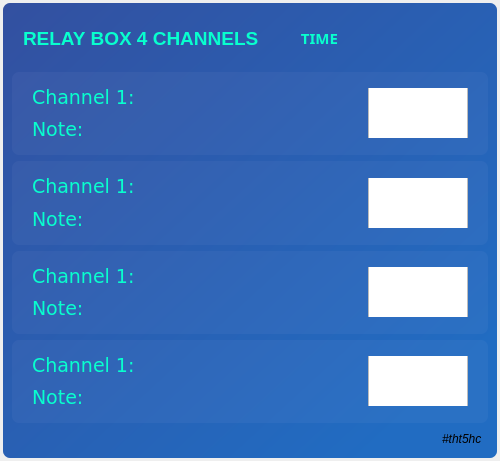
Qt form App/ui_main.ui (thaianhtaivn/RelayBox4CN) before a commit.
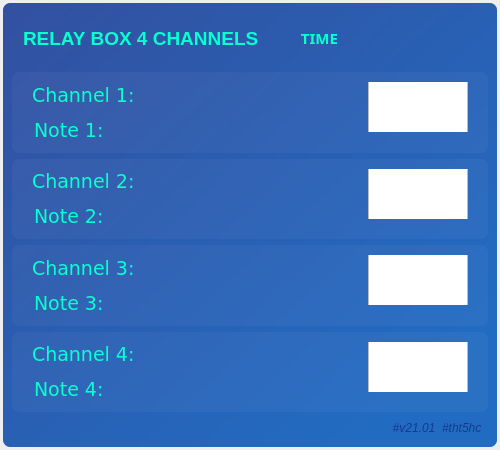
The same form after that commit. Icons and pictures are not drawn.

Patch:
```diff
--- a/App/ui_main.ui
+++ b/App/ui_main.ui
@@ -10,7 +10,7 @@
     <x>0</x>
     <y>0</y>
     <width>500</width>
-    <height>461</height>
+    <height>450</height>
    </rect>
   </property>
   <property name="maximumSize">
@@ -403,9 +403,15 @@
              <property name="leftMargin">
               <number>20</number>
              </property>
+             <property name="topMargin">
+              <number>0</number>
+             </property>
              <property name="rightMargin">
               <number>20</number>
              </property>
+             <property name="bottomMargin">
+              <number>10</number>
+             </property>
              <item>
               <widget class="QFrame" name="frame_3">
                <property name="styleSheet">
@@ -463,43 +469,30 @@
                  </widget>
                 </item>
                 <item>
-                 <widget class="QLabel" name="note1">
-                  <property name="minimumSize">
-                   <size>
-                    <width>0</width>
-                    <height>0</height>
-                   </size>
-                  </property>
+                 <widget class="QLineEdit" name="note1">
                   <property name="font">
                    <font>
                     <family>Verdana</family>
                     <pointsize>14</pointsize>
-                    <bold>false</bold>
                    </font>
                   </property>
+                  <property name="autoFillBackground">
+                   <bool>false</bool>
+                  </property>
                   <property name="styleSheet">
-                   <string notr="true">QLabel{
+                   <string notr="true">QLineEdit{
 color: rgb(8, 255, 206);
-background-color: none;
+background-color: rgba(255, 255, 255, 0);
 }
 QLabel:hover{
 color: rgba(8, 255, 206,150);
-}
-
-
-</string>
+}</string>
+                  </property>
+                  <property name="inputMask">
+                   <string/>
                   </property>
                   <property name="text">
-                   <string>Note:</string>
-                  </property>
-                  <property name="scaledContents">
-                   <bool>false</bool>
-                  </property>
-                  <property name="alignment">
-                   <set>Qt::AlignLeading|Qt::AlignLeft|Qt::AlignVCenter</set>
-                  </property>
-                  <property name="textInteractionFlags">
-                   <set>Qt::LinksAccessibleByMouse|Qt::TextEditable|Qt::TextSelectableByMouse</set>
+                   <string>Note 1:</string>
                   </property>
                  </widget>
                 </item>
@@ -559,9 +552,15 @@
              <property name="leftMargin">
               <number>20</number>
              </property>
+             <property name="topMargin">
+              <number>0</number>
+             </property>
              <property name="rightMargin">
               <number>20</number>
              </property>
+             <property name="bottomMargin">
+              <number>10</number>
+             </property>
              <item>
               <widget class="QFrame" name="frame_5">
                <property name="styleSheet">
@@ -611,7 +610,7 @@
 }</string>
                   </property>
                   <property name="text">
-                   <string>Channel 1:</string>
+                   <string>Channel 2:</string>
                   </property>
                   <property name="alignment">
                    <set>Qt::AlignLeading|Qt::AlignLeft|Qt::AlignVCenter</set>
@@ -619,43 +618,30 @@
                  </widget>
                 </item>
                 <item>
-                 <widget class="QLabel" name="note2">
-                  <property name="minimumSize">
-                   <size>
-                    <width>0</width>
-                    <height>0</height>
-                   </size>
-                  </property>
+                 <widget class="QLineEdit" name="note2">
                   <property name="font">
                    <font>
                     <family>Verdana</family>
                     <pointsize>14</pointsize>
-                    <bold>false</bold>
                    </font>
                   </property>
+                  <property name="autoFillBackground">
+                   <bool>false</bool>
+                  </property>
                   <property name="styleSheet">
-                   <string notr="true">QLabel{
+                   <string notr="true">QLineEdit{
 color: rgb(8, 255, 206);
-background-color: none;
+background-color: rgba(255, 255, 255, 0);
 }
 QLabel:hover{
 color: rgba(8, 255, 206,150);
-}
-
-
-</string>
+}</string>
+                  </property>
+                  <property name="inputMask">
+                   <string/>
                   </property>
                   <property name="text">
-                   <string>Note:</string>
-                  </property>
-                  <property name="scaledContents">
-                   <bool>false</bool>
-                  </property>
-                  <property name="alignment">
-                   <set>Qt::AlignLeading|Qt::AlignLeft|Qt::AlignVCenter</set>
-                  </property>
-                  <property name="textInteractionFlags">
-                   <set>Qt::LinksAccessibleByMouse|Qt::TextEditable|Qt::TextSelectableByMouse</set>
+                   <string>Note 2:</string>
                   </property>
                  </widget>
                 </item>
@@ -715,9 +701,15 @@
              <property name="leftMargin">
               <number>20</number>
              </property>
+             <property name="topMargin">
+              <number>0</number>
+             </property>
              <property name="rightMargin">
               <number>20</number>
              </property>
+             <property name="bottomMargin">
+              <number>10</number>
+             </property>
              <item>
               <widget class="QFrame" name="frame_9">
                <property name="styleSheet">
@@ -767,7 +759,7 @@
 }</string>
                   </property>
                   <property name="text">
-                   <string>Channel 1:</string>
+                   <string>Channel 3:</string>
                   </property>
                   <property name="alignment">
                    <set>Qt::AlignLeading|Qt::AlignLeft|Qt::AlignVCenter</set>
@@ -775,43 +767,30 @@
                  </widget>
                 </item>
                 <item>
-                 <widget class="QLabel" name="note4">
-                  <property name="minimumSize">
-                   <size>
-                    <width>0</width>
-                    <height>0</height>
-                   </size>
-                  </property>
+                 <widget class="QLineEdit" name="note3">
                   <property name="font">
                    <font>
                     <family>Verdana</family>
                     <pointsize>14</pointsize>
-                    <bold>false</bold>
                    </font>
                   </property>
+                  <property name="autoFillBackground">
+                   <bool>false</bool>
+                  </property>
                   <property name="styleSheet">
-                   <string notr="true">QLabel{
+                   <string notr="true">QLineEdit{
 color: rgb(8, 255, 206);
-background-color: none;
+background-color: rgba(255, 255, 255, 0);
 }
 QLabel:hover{
 color: rgba(8, 255, 206,150);
-}
-
-
-</string>
+}</string>
+                  </property>
+                  <property name="inputMask">
+                   <string/>
                   </property>
                   <property name="text">
-                   <string>Note:</string>
-                  </property>
-                  <property name="scaledContents">
-                   <bool>false</bool>
-                  </property>
-                  <property name="alignment">
-                   <set>Qt::AlignLeading|Qt::AlignLeft|Qt::AlignVCenter</set>
-                  </property>
-                  <property name="textInteractionFlags">
-                   <set>Qt::LinksAccessibleByMouse|Qt::TextEditable|Qt::TextSelectableByMouse</set>
+                   <string>Note 3:</string>
                   </property>
                  </widget>
                 </item>
@@ -871,9 +850,15 @@
              <property name="leftMargin">
               <number>20</number>
              </property>
+             <property name="topMargin">
+              <number>0</number>
+             </property>
              <property name="rightMargin">
               <number>20</number>
              </property>
+             <property name="bottomMargin">
+              <number>10</number>
+             </property>
              <item>
               <widget class="QFrame" name="frame_7">
                <property name="styleSheet">
@@ -923,7 +908,7 @@
 }</string>
                   </property>
                   <property name="text">
-                   <string>Channel 1:</string>
+                   <string>Channel 4:</string>
                   </property>
                   <property name="alignment">
                    <set>Qt::AlignLeading|Qt::AlignLeft|Qt::AlignVCenter</set>
@@ -931,43 +916,30 @@
                  </widget>
                 </item>
                 <item>
-                 <widget class="QLabel" name="label_title_13">
-                  <property name="minimumSize">
-                   <size>
-                    <width>0</width>
-                    <height>0</height>
-                   </size>
-                  </property>
+                 <widget class="QLineEdit" name="note4">
                   <property name="font">
                    <font>
                     <family>Verdana</family>
                     <pointsize>14</pointsize>
-                    <bold>false</bold>
                    </font>
                   </property>
+                  <property name="autoFillBackground">
+                   <bool>false</bool>
+                  </property>
                   <property name="styleSheet">
-                   <string notr="true">QLabel{
+                   <string notr="true">QLineEdit{
 color: rgb(8, 255, 206);
-background-color: none;
+background-color: rgba(255, 255, 255, 0);
 }
 QLabel:hover{
 color: rgba(8, 255, 206,150);
-}
-
-
-</string>
+}</string>
+                  </property>
+                  <property name="inputMask">
+                   <string/>
                   </property>
                   <property name="text">
-                   <string>Note:</string>
-                  </property>
-                  <property name="scaledContents">
-                   <bool>false</bool>
-                  </property>
-                  <property name="alignment">
-                   <set>Qt::AlignLeading|Qt::AlignLeft|Qt::AlignVCenter</set>
-                  </property>
-                  <property name="textInteractionFlags">
-                   <set>Qt::LinksAccessibleByMouse|Qt::TextEditable|Qt::TextSelectableByMouse</set>
+                   <string>Note 4:</string>
                   </property>
                  </widget>
                 </item>
@@ -1056,10 +1028,10 @@
                 </font>
                </property>
                <property name="styleSheet">
-                <string notr="true"/>
+                <string notr="true">color: rgba(7, 0, 86, 120);</string>
                </property>
                <property name="text">
-                <string>#tht5hc  </string>
+                <string>#v21.01  #tht5hc  </string>
                </property>
                <property name="alignment">
                 <set>Qt::AlignRight|Qt::AlignTrailing|Qt::AlignVCenter</set>
```
Left out of the diff: 18 changed lines with no effect on the pictures.
